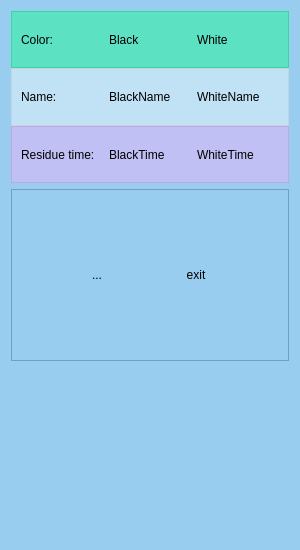
Old version of the form _view/showinfoframeui.ui in the repository LieLieLiekey/network-gobang.
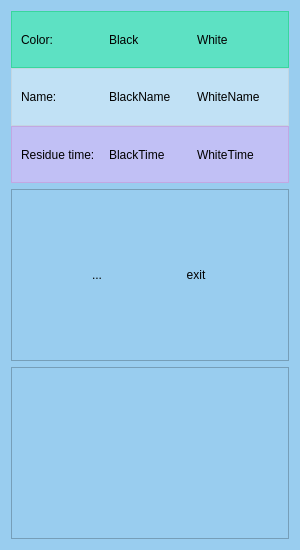
New version of the form. Icons and pictures are not drawn.

```diff
--- a/_view/showinfoframeui.ui
+++ b/_view/showinfoframeui.ui
@@ -10,6 +10,12 @@
     <height>550</height>
    </rect>
   </property>
+  <property name="sizePolicy">
+   <sizepolicy hsizetype="Preferred" vsizetype="Preferred">
+    <horstretch>0</horstretch>
+    <verstretch>0</verstretch>
+   </sizepolicy>
+  </property>
   <property name="palette">
    <palette>
     <active>
@@ -1999,12 +2005,15 @@
    <item>
     <layout class="QVBoxLayout" name="bottom_layout">
      <property name="sizeConstraint">
-      <enum>QLayout::SetFixedSize</enum>
+      <enum>QLayout::SetMinimumSize</enum>
      </property>
      <item>
-      <widget class="QLabel" name="label_2">
-       <property name="text">
-        <string/>
+      <widget class="QFrame" name="frame_5">
+       <property name="frameShape">
+        <enum>QFrame::StyledPanel</enum>
+       </property>
+       <property name="frameShadow">
+        <enum>QFrame::Raised</enum>
        </property>
       </widget>
      </item>
```
